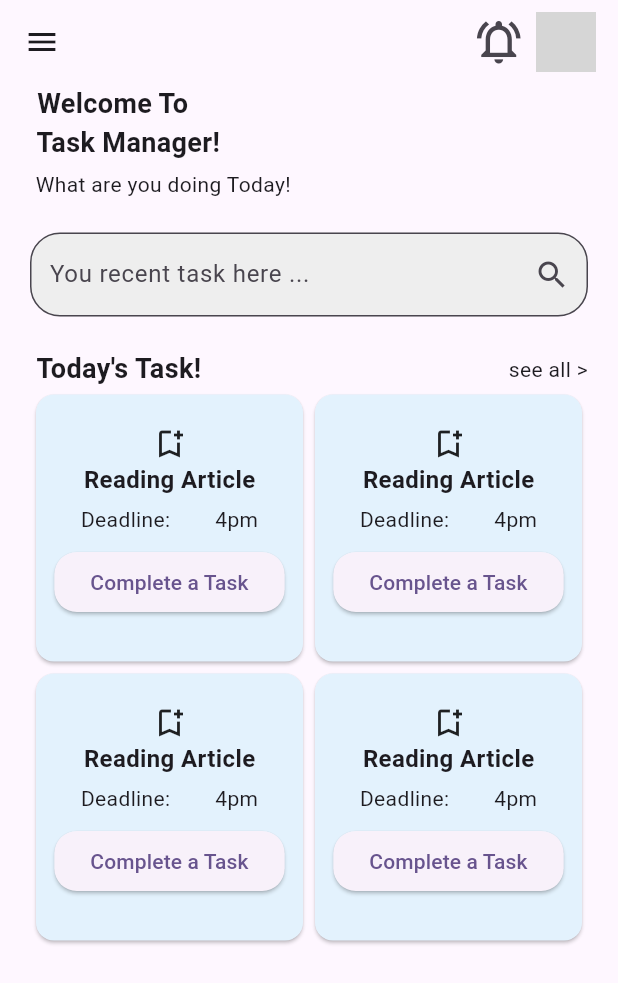
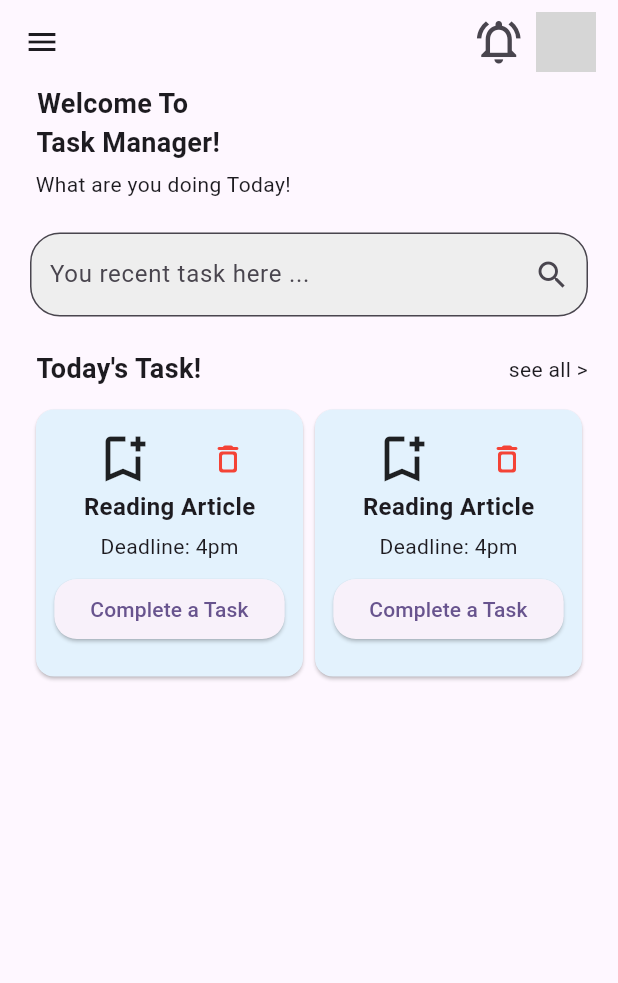
Before and after one commit to mervinkogei/flutter_trial_todo_app, a Flutter app: the HomeScreen screen opened directly, on a phone screen of 412 x 824 dp. Shown: the top 983 px of the screen. Run offline on Flutter 3.47's test engine with Material 3 defaults, Android fonts, the phone set to English and light mode, and no system bars; missing offline and left inert: splash_view; grey boxes are pictures that could not be loaded.

Commit message:
Added a custom alert dialog component

```diff
--- a/lib/Screens/home.dart
+++ b/lib/Screens/home.dart
@@ -1,5 +1,6 @@
 import 'package:flutter/material.dart';
 import 'package:flutter/services.dart';
+import 'package:trial_todo_app/Utils/data_function.dart';
 import 'package:trial_todo_app/widgets/searchBar_widget.dart';
 
 import '../Utils/textStyling.dart';
@@ -15,30 +16,40 @@ class _HomeScreenState extends State<HomeScreen> {
   @override
   Widget build(BuildContext context) {
     SystemChrome.setSystemUIOverlayStyle(
-       const SystemUiOverlayStyle(
-         statusBarColor: Colors.transparent
+        const SystemUiOverlayStyle(statusBarColor: Colors.transparent
             //color set to transperent or set your own color
-      )
-  );
+            ));
 
     return Scaffold(
         appBar: AppBar(
           actions: [
-          Icon(Icons.notifications_active_outlined, size: 35,),
-          SizedBox(width: 7,),
+            Icon(
+              Icons.notifications_active_outlined,
+              size: 35,
+            ),
+            SizedBox(
+              width: 7,
+            ),
             Padding(
-            padding: const EdgeInsets.only(right:15),
-            child: Image.asset('images/avatar.png', height: 40, width: 40,),
+              padding: const EdgeInsets.only(right: 15),
+              child: Image.asset(
+                'images/avatar.png',
+                height: 40,
+                width: 40,
+              ),
             ),
           ],
         ),
         drawer: Drawer(),
-      body:  Padding(
-        padding: const EdgeInsets.only(left:20.0, right: 20),
+        body: Padding(
+          padding: const EdgeInsets.only(left: 20.0, right: 20),
           child: Column(
             crossAxisAlignment: CrossAxisAlignment.start,
             children: [
-            const Text(' Welcome To\n Task Manager!',style: ThemeStyling.welcomeTitle,),
+              const Text(
+                ' Welcome To\n Task Manager!',
+                style: ThemeStyling.welcomeTitle,
+              ),
               const Padding(
                 padding: EdgeInsets.only(top: 5.0),
                 child: Text(' What are you doing Today!'),
@@ -48,59 +59,83 @@ class _HomeScreenState extends State<HomeScreen> {
              * Added a a custom Widget of SearchBar
              */
               SearchBarWidget(),
-
-           Row(
+              const Row(
                 mainAxisAlignment: MainAxisAlignment.spaceBetween,
                 children: [
-               const Text(' Today\'s Task!',style: ThemeStyling.welcomeTitle,),
-               const Text(' see all >'),
+                  Text(
+                    ' Today\'s Task!',
+                    style: ThemeStyling.welcomeTitle,
+                  ),
+                  Text(' see all >'),
                 ],
               ),
-
+              const SizedBox(height: 10,),
               Column(
                 children: [
                   GridView.count(
                       shrinkWrap: true,
                       crossAxisCount: 2,
-                  children: List.generate(4, (index) {
+                      children: List.generate(2, (index) {
                         return Card(
                           color: Colors.blue[50],
-                      child: Center(
                           child: Column(
                             crossAxisAlignment: CrossAxisAlignment.center,
                             mainAxisAlignment: MainAxisAlignment.center,
                             children: [
-                            Icon(Icons.bookmark_add_outlined),
-                            Text('Reading Article', style: ThemeStyling.taskCardTitle,),
-                            SizedBox(height: 5,),
                                Row(
-                              mainAxisAlignment: MainAxisAlignment.spaceEvenly,
+                                mainAxisAlignment:
+                                    MainAxisAlignment.spaceEvenly,
                                 children: [
-                              Text('Deadline:'),
+                                  Icon(
+                                    Icons.bookmark_add_outlined,
+                                    size: 40,
+                                  ),
+                                  InkWell(
+                                    onTap: ()=> DataFunction.showAlertDialog(context),
+                                    child: Icon(
+                                      Icons.delete_outline_rounded,
+                                      color: Colors.red,
+                                    ),
+                                  ),
+                                ],
+                              ),
+                              const Text(
+                                'Reading Article',
+                                style: ThemeStyling.taskCardTitle,
+                              ),
+                              const SizedBox(
+                                height: 5,
+                              ),
+                              const Row(
+                                mainAxisAlignment:
+                                    MainAxisAlignment.center,
+                                    crossAxisAlignment: CrossAxisAlignment.center,
+                                children: [
+                                  Text('Deadline: '),
                                   Text('4pm'),
-                            ],),
-
+                                ],
+                              ),
                               Padding(
                                 padding: const EdgeInsets.all(8.0),
                                 child: ElevatedButton(
                                     style: ElevatedButton.styleFrom(
                                         shape: RoundedRectangleBorder(
-                                    borderRadius: BorderRadius.circular(15)
-                                  )
-                                ),
-                                onPressed: (){}, child: Text('Complete a Task',textAlign: TextAlign.center,)),
+                                            borderRadius:
+                                                BorderRadius.circular(15))),
+                                    onPressed: () {},
+                                    child: Text(
+                                      'Complete a Task',
+                                      textAlign: TextAlign.center,
+                                    )),
                               )
                             ],
                           ),
-                      ),
                         );
-                }
-              )),
+                      })),
                 ],
               )
             ],
           ),
-      )
-    );
+        ));
   }
 }
--- a/lib/Utils/textStyling.dart
+++ b/lib/Utils/textStyling.dart
@@ -6,4 +6,10 @@ abstract class ThemeStyling {
 
   static const TextStyle taskCardTitle = TextStyle(
       fontWeight: FontWeight.bold, fontSize: 16, fontFamily: "Roboto");
+
+  static const TextStyle deleteAlert = TextStyle(
+      fontWeight: FontWeight.bold, fontSize: 16, fontFamily: "Roboto", color: Colors.red);
+
+  static const TextStyle acceptAlert = TextStyle(
+      fontWeight: FontWeight.bold, fontSize: 16, fontFamily: "Roboto", color: Colors.green);
 }
```
Also changed, not shown: lib/Utils/data_function.dart (added, +35 -0 lines). Lines whose indentation alone changed are shown as unchanged.
